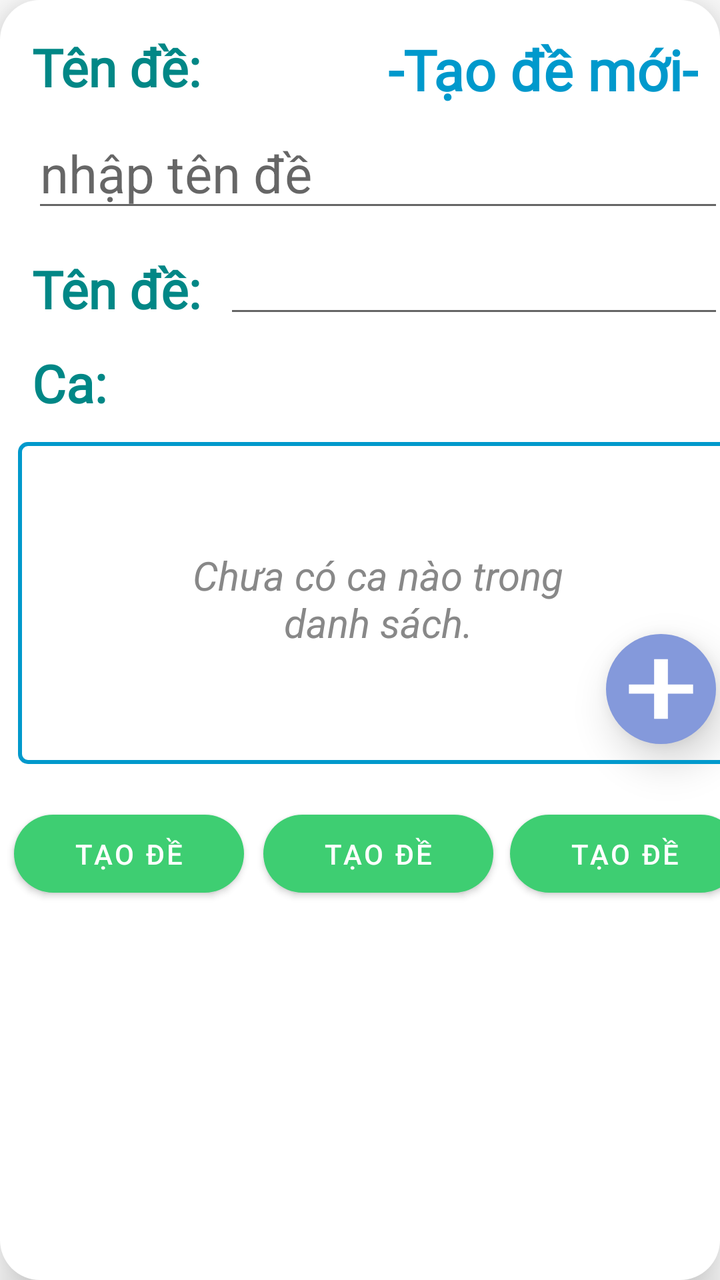
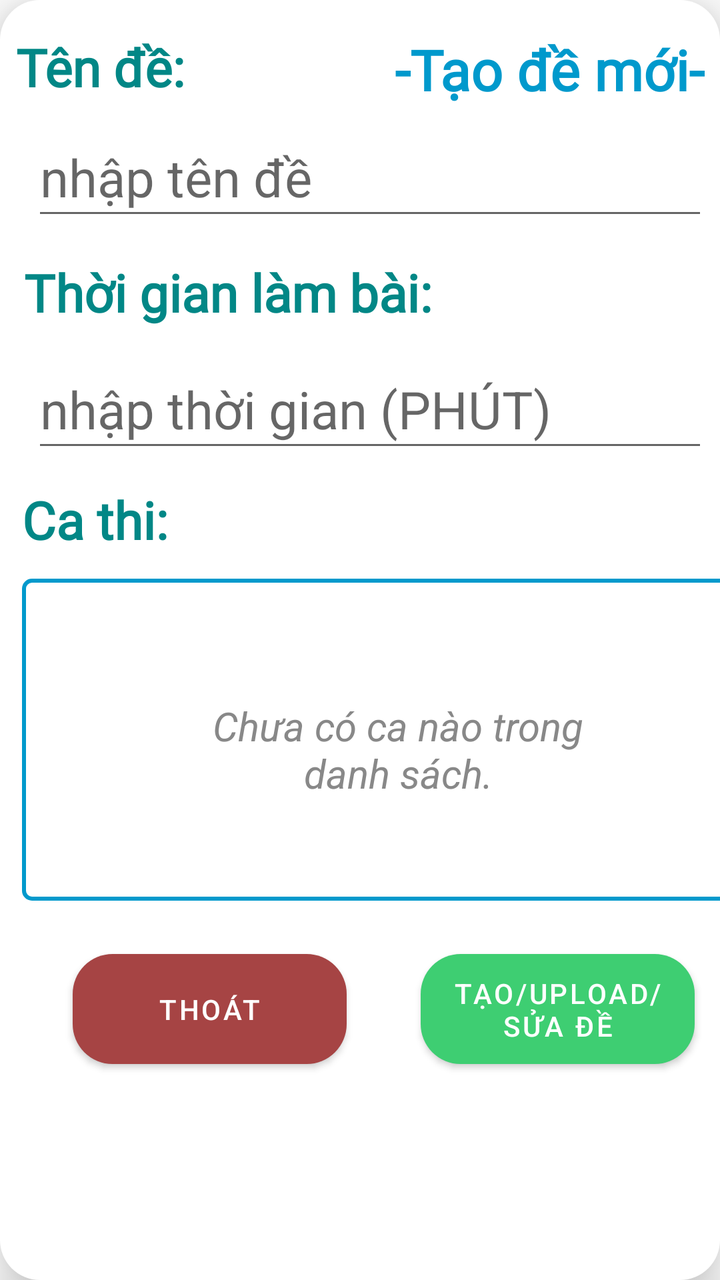

Two renders of the same Android screen: before a commit and after it. Below are the layout's source before the change and the commit's diff.
<!-- AndroidManifest.xml: application theme Theme.SmartQuiz -->
<!-- res/layout/dialog_teacher_create_exam.xml -->
<?xml version="1.0" encoding="utf-8"?>
<androidx.constraintlayout.widget.ConstraintLayout xmlns:android="http://schemas.android.com/apk/res/android"
    xmlns:app="http://schemas.android.com/apk/res-auto"
    xmlns:tools="http://schemas.android.com/tools"
    android:id="@+id/main"
    android:background="@drawable/white_box"
    android:layout_width="wrap_content"
    android:layout_height="wrap_content"
    android:elevation="8dp"
    android:translationZ="6dp">

    <androidx.constraintlayout.widget.ConstraintLayout
        android:id="@+id/constraintLayout4"
        android:layout_width="378dp"
        android:layout_height="468dp"
        app:layout_constraintBottom_toBottomOf="parent"
        app:layout_constraintEnd_toEndOf="parent"
        app:layout_constraintHorizontal_bias="0.0"
        app:layout_constraintStart_toStartOf="parent"
        app:layout_constraintTop_toTopOf="parent"
        app:layout_constraintVertical_bias="0.0">

        <TextView
            android:id="@+id/textView13"
            android:layout_width="wrap_content"
            android:layout_height="wrap_content"
            android:layout_marginTop="16dp"
            android:fontFamily="@font/be_vietnam_pro_light_italic"
            android:text="-Tạo đề mới-"
            android:textColor="@android:color/holo_blue_dark"
            android:textSize="28sp"
            android:textStyle="bold"
            app:layout_constraintEnd_toEndOf="parent"
            app:layout_constraintHorizontal_bias="0.87"
            app:layout_constraintStart_toStartOf="parent"
            app:layout_constraintTop_toTopOf="parent" />

        <TextView
            android:id="@+id/textView14"
            android:layout_width="wrap_content"
            android:layout_height="wrap_content"
            android:layout_marginStart="16dp"
            android:layout_marginTop="16dp"
            android:fontFamily="@font/be_vietnam_pro_light_italic"
            android:text="Tên đề:"
            android:textColor="@color/teal_700"
            android:textSize="26sp"
            android:textStyle="bold"
            app:layout_constraintStart_toStartOf="parent"
            app:layout_constraintTop_toTopOf="parent" />

        <TextView
            android:id="@+id/textView2"
            android:layout_width="wrap_content"
            android:layout_height="wrap_content"
            android:layout_marginStart="16dp"
            android:layout_marginTop="16dp"
            android:fontFamily="@font/be_vietnam_pro_light_italic"
            android:text="Tên đề:"
            android:textColor="@color/teal_700"
            android:textSize="26sp"
            android:textStyle="bold"
            app:layout_constraintStart_toStartOf="parent"
            app:layout_constraintTop_toBottomOf="@+id/classNameText" />

        <EditText
            android:id="@+id/classNameText"
            android:layout_width="0dp"
            android:layout_height="wrap_content"
            android:layout_marginStart="16dp"
            android:layout_marginTop="8dp"
            android:layout_marginEnd="16dp"
            android:ems="10"
            android:hint="nhập tên đề"
            android:inputType="text"
            android:textSize="26sp"
            app:layout_constraintEnd_toEndOf="parent"
            app:layout_constraintStart_toStartOf="parent"
            app:layout_constraintTop_toBottomOf="@+id/textView14" />

        <TextView
            android:id="@+id/textView15"
            android:layout_width="wrap_content"
            android:layout_height="wrap_content"
            android:layout_marginStart="16dp"
            android:layout_marginTop="12dp"
            android:fontFamily="@font/be_vietnam_pro_light_italic"
            android:text="Ca:"
            android:textColor="@color/teal_700"
            android:textSize="26sp"
            android:textStyle="bold"
            app:layout_constraintStart_toStartOf="parent"
            app:layout_constraintTop_toBottomOf="@+id/textView2" />

        <TextView
            android:id="@+id/emptyStateTextView"
            android:layout_width="200sp"
            android:layout_height="wrap_content"
            android:layout_marginStart="16dp"
            android:layout_marginTop="65dp"
            android:layout_marginEnd="16dp"
            android:layout_marginBottom="16dp"
            android:gravity="center"
            android:text="Chưa có ca nào trong danh sách."
            android:textColor="#888888"
            android:textSize="20sp"
            android:textStyle="italic"
            app:layout_constraintBottom_toBottomOf="parent"
            app:layout_constraintEnd_toEndOf="parent"
            app:layout_constraintStart_toStartOf="parent"
            app:layout_constraintTop_toBottomOf="@+id/textView15"
            app:layout_constraintVertical_bias="0.0"
            tools:visibility="visible" />

        <ScrollView
            android:id="@+id/scrollView4"
            android:layout_width="360dp"
            android:layout_height="161dp"
            android:layout_marginStart="16dp"
            android:layout_marginTop="12dp"
            android:layout_marginEnd="16dp"
            android:layout_marginBottom="60dp"
            android:background="@drawable/border"
            android:elevation="6dp"
            android:translationZ="6dp"
            app:layout_constraintBottom_toBottomOf="parent"
            app:layout_constraintEnd_toEndOf="parent"
            app:layout_constraintStart_toStartOf="parent"
            app:layout_constraintTop_toBottomOf="@+id/textView15"
            app:layout_constraintVertical_bias="0.0">

            <LinearLayout
                android:id="@+id/exam_list"
                android:layout_width="match_parent"
                android:layout_height="wrap_content"
                android:orientation="vertical" />
        </ScrollView>

        <ImageButton
            android:id="@+id/add_btnSession"
            android:layout_width="55dp"
            android:layout_height="55dp"
            android:layout_marginEnd="20sp"
            android:layout_marginBottom="10sp"
            android:background="@drawable/circle"
            android:contentDescription="Add New Item"
            android:elevation="6dp"
            android:scaleType="fitCenter"
            android:src="@drawable/baseline_add_24"
            android:translationZ="6dp"
            app:layout_constraintBottom_toBottomOf="@+id/scrollView4"
            app:layout_constraintEnd_toEndOf="parent" />

        <Button
            android:id="@+id/submit_create_ExamBtn"
            android:layout_width="115dp"
            android:layout_height="39dp"
            android:background="@drawable/green_box"
            android:text="Tạo đề"
            app:backgroundTint="@null"
            app:layout_constraintBottom_toBottomOf="parent"
            app:layout_constraintEnd_toEndOf="parent"
            app:layout_constraintHorizontal_bias="0.026"
            app:layout_constraintStart_toStartOf="parent"
            app:layout_constraintTop_toBottomOf="@+id/scrollView4"
            app:layout_constraintVertical_bias="0.542" />

        <Button
            android:id="@+id/create_examBtn"
            android:layout_width="115dp"
            android:layout_height="39dp"
            android:background="@drawable/green_box"
            android:text="Tạo đề"
            app:backgroundTint="@null"
            app:layout_constraintBottom_toBottomOf="parent"
            app:layout_constraintEnd_toEndOf="parent"
            app:layout_constraintHorizontal_bias="0.501"
            app:layout_constraintStart_toStartOf="parent"
            app:layout_constraintTop_toBottomOf="@+id/scrollView4"
            app:layout_constraintVertical_bias="0.542" />

        <Button
            android:id="@+id/upload_buttonBtn"
            android:layout_width="115dp"
            android:layout_height="39dp"
            android:background="@drawable/green_box"
            android:text="Tạo đề"
            app:backgroundTint="@null"
            app:layout_constraintBottom_toBottomOf="parent"
            app:layout_constraintEnd_toEndOf="parent"
            app:layout_constraintHorizontal_bias="0.969"
            app:layout_constraintStart_toStartOf="parent"
            app:layout_constraintTop_toBottomOf="@+id/scrollView4"
            app:layout_constraintVertical_bias="0.542" />

        <EditText
            android:id="@+id/editTextTime"
            android:layout_width="250dp"
            android:layout_height="52dp"
            android:layout_marginEnd="16dp"
            android:ems="10"
            android:inputType="time"
            app:layout_constraintBottom_toTopOf="@+id/textView15"
            app:layout_constraintEnd_toEndOf="parent"
            app:layout_constraintTop_toBottomOf="@+id/classNameText"
            app:layout_constraintVertical_bias="0.076" />

    </androidx.constraintlayout.widget.ConstraintLayout>

</androidx.constraintlayout.widget.ConstraintLayout>
<!-- resources referenced by this layout -->
<resources>
  <color name="teal_700">#FF018786</color>
  <!-- drawable baseline_add_24 (drawable) -->
  <vector xmlns:android="http://schemas.android.com/apk/res/android"
      android:width="24dp"
      android:height="24dp"
      android:viewportWidth="24"
      android:viewportHeight="24"
      android:tint="@android:color/white"> 
  
      
      
      <path
          android:fillColor="@android:color/white"
          android:pathData="M19,13H13.5V18.5H10.5V13H5V11H10.5V5.5H13.5V11H19V13Z"/>
  
  </vector>
  <!-- drawable border (drawable) -->
  <?xml version="1.0" encoding="utf-8"?>
  <shape xmlns:android="http://schemas.android.com/apk/res/android">
      <solid android:color="@android:color/transparent" />
      <stroke
          android:width="2dp"
          android:color="@android:color/holo_blue_dark" />
      <corners android:radius="4dp" />
  </shape>
  <!-- drawable circle (drawable) -->
  <?xml version="1.0" encoding="utf-8"?>
  <shape xmlns:android="http://schemas.android.com/apk/res/android"
      android:shape="oval">
      <solid android:color="@color/dark_blue"/>
  </shape>
  <!-- drawable green_box (drawable) -->
  <?xml version="1.0" encoding="utf-8"?>
  <shape xmlns:android="http://schemas.android.com/apk/res/android"
      android:shape="rectangle">
      <solid android:color="@color/green"/>
      <corners android:radius="20dp"/>
  </shape>
  <!-- drawable white_box (drawable) -->
  <?xml version="1.0" encoding="utf-8"?>
  <shape xmlns:android="http://schemas.android.com/apk/res/android"
      android:shape="rectangle">
      <solid android:color="@color/white"/>
      <corners android:radius="20dp"/>
  </shape>
  <style name="Theme.SmartQuiz" parent="Theme.MaterialComponents.DayNight.DarkActionBar">
          
          <item name="colorPrimary">@color/purple_500</item>
          <item name="colorPrimaryVariant">@color/purple_700</item>
          <item name="colorOnPrimary">@color/white</item>
          
          <item name="colorSecondary">@color/teal_200</item>
          <item name="colorSecondaryVariant">@color/teal_700</item>
          <item name="colorOnSecondary">@color/black</item>
          
          <item name="android:statusBarColor">?attr/colorPrimaryVariant</item>
          
      </style>
  <color name="dark_blue">#8499DB</color>
  <color name="green">#3ECE72</color>
  <color name="white">#FFFFFFFF</color>
  <color name="purple_500">#FF6200EE</color>
  <color name="purple_700">#FF3700B3</color>
  <color name="teal_200">#FF03DAC5</color>
  <color name="black">#FF000000</color>
</resources>

<!-- the commit's change to res/layout/dialog_teacher_create_exam.xml (unified diff, before → after) -->
@@ -11,8 +11,8 @@
 
     <androidx.constraintlayout.widget.ConstraintLayout
         android:id="@+id/constraintLayout4"
-        android:layout_width="378dp"
-        android:layout_height="468dp"
+        android:layout_width="382dp"
+        android:layout_height="556dp"
         app:layout_constraintBottom_toBottomOf="parent"
         app:layout_constraintEnd_toEndOf="parent"
         app:layout_constraintHorizontal_bias="0.0"
@@ -39,7 +39,7 @@
             android:id="@+id/textView14"
             android:layout_width="wrap_content"
             android:layout_height="wrap_content"
-            android:layout_marginStart="16dp"
+            android:layout_marginStart="8dp"
             android:layout_marginTop="16dp"
             android:fontFamily="@font/be_vietnam_pro_light_italic"
             android:text="Tên đề:"
@@ -49,24 +49,10 @@
             app:layout_constraintStart_toStartOf="parent"
             app:layout_constraintTop_toTopOf="parent" />
 
-        <TextView
-            android:id="@+id/textView2"
-            android:layout_width="wrap_content"
-            android:layout_height="wrap_content"
-            android:layout_marginStart="16dp"
-            android:layout_marginTop="16dp"
-            android:fontFamily="@font/be_vietnam_pro_light_italic"
-            android:text="Tên đề:"
-            android:textColor="@color/teal_700"
-            android:textSize="26sp"
-            android:textStyle="bold"
-            app:layout_constraintStart_toStartOf="parent"
-            app:layout_constraintTop_toBottomOf="@+id/classNameText" />
-
         <EditText
-            android:id="@+id/classNameText"
-            android:layout_width="0dp"
-            android:layout_height="wrap_content"
+            android:id="@+id/ExamNameText"
+            android:layout_width="338dp"
+            android:layout_height="56dp"
             android:layout_marginStart="16dp"
             android:layout_marginTop="8dp"
             android:layout_marginEnd="16dp"
@@ -75,20 +61,23 @@
             android:inputType="text"
             android:textSize="26sp"
             app:layout_constraintEnd_toEndOf="parent"
+            app:layout_constraintHorizontal_bias="0.0"
             app:layout_constraintStart_toStartOf="parent"
             app:layout_constraintTop_toBottomOf="@+id/textView14" />
 
-        <TextView
-            android:id="@+id/textView15"
-            android:layout_width="wrap_content"
-            android:layout_height="wrap_content"
+        <EditText
+            android:id="@+id/durationText"
+            android:layout_width="338dp"
+            android:layout_height="56dp"
             android:layout_marginStart="16dp"
-            android:layout_marginTop="12dp"
-            android:fontFamily="@font/be_vietnam_pro_light_italic"
-            android:text="Ca:"
-            android:textColor="@color/teal_700"
+            android:layout_marginEnd="16dp"
+            android:ems="10"
+            android:hint="nhập thời gian (PHÚT)"
+            android:inputType="text"
             android:textSize="26sp"
-            android:textStyle="bold"
+            app:layout_constraintBottom_toTopOf="@+id/textView15"
+            app:layout_constraintEnd_toEndOf="parent"
+            app:layout_constraintHorizontal_bias="0.0"
             app:layout_constraintStart_toStartOf="parent"
             app:layout_constraintTop_toBottomOf="@+id/textView2" />
 
@@ -96,19 +85,18 @@
             android:id="@+id/emptyStateTextView"
             android:layout_width="200sp"
             android:layout_height="wrap_content"
+            android:layout_marginTop="60dp"
             android:layout_marginStart="16dp"
-            android:layout_marginTop="65dp"
-            android:layout_marginEnd="16dp"
             android:layout_marginBottom="16dp"
             android:gravity="center"
             android:text="Chưa có ca nào trong danh sách."
             android:textColor="#888888"
             android:textSize="20sp"
             android:textStyle="italic"
-            app:layout_constraintBottom_toBottomOf="parent"
-            app:layout_constraintEnd_toEndOf="parent"
-            app:layout_constraintStart_toStartOf="parent"
-            app:layout_constraintTop_toBottomOf="@+id/textView15"
+            app:layout_constraintBottom_toBottomOf="@+id/scrollView4"
+            app:layout_constraintEnd_toEndOf="@+id/scrollView4"
+            app:layout_constraintStart_toStartOf="@+id/scrollView4"
+            app:layout_constraintTop_toTopOf="@+id/scrollView4"
             app:layout_constraintVertical_bias="0.0"
             tools:visibility="visible" />
 
@@ -130,80 +118,71 @@
             app:layout_constraintVertical_bias="0.0">
 
             <LinearLayout
-                android:id="@+id/exam_list"
+                android:id="@+id/list_exam_dialog"
                 android:layout_width="match_parent"
                 android:layout_height="wrap_content"
                 android:orientation="vertical" />
         </ScrollView>
 
-        <ImageButton
-            android:id="@+id/add_btnSession"
-            android:layout_width="55dp"
+        <TextView
+            android:id="@+id/textView15"
+            android:layout_width="wrap_content"
+            android:layout_height="wrap_content"
+            android:fontFamily="@font/be_vietnam_pro_light_italic"
+            android:text="Ca thi:"
+            android:textColor="@color/teal_700"
+            android:textSize="26sp"
+            android:textStyle="bold"
+            app:layout_constraintBottom_toBottomOf="parent"
+            app:layout_constraintEnd_toEndOf="parent"
+            app:layout_constraintHorizontal_bias="0.036"
+            app:layout_constraintStart_toStartOf="parent"
+            app:layout_constraintTop_toTopOf="parent"
+            app:layout_constraintVertical_bias="0.465" />
+
+        <TextView
+            android:id="@+id/textView2"
+            android:layout_width="wrap_content"
+            android:layout_height="wrap_content"
+            android:fontFamily="@font/be_vietnam_pro_light_italic"
+            android:text="Thời gian làm bài:"
+            android:textColor="@color/teal_700"
+            android:textSize="26sp"
+            android:textStyle="bold"
+            app:layout_constraintBottom_toBottomOf="parent"
+            app:layout_constraintEnd_toEndOf="parent"
+            app:layout_constraintHorizontal_bias="0.067"
+            app:layout_constraintStart_toStartOf="parent"
+            app:layout_constraintTop_toTopOf="parent"
+            app:layout_constraintVertical_bias="0.247" />
+
+        <Button
+            android:id="@+id/cancelBtn"
+            android:layout_width="137dp"
             android:layout_height="55dp"
-            android:layout_marginEnd="20sp"
-            android:layout_marginBottom="10sp"
-            android:background="@drawable/circle"
-            android:contentDescription="Add New Item"
-            android:elevation="6dp"
-            android:scaleType="fitCenter"
-            android:src="@drawable/baseline_add_24"
-            android:translationZ="6dp"
-            app:layout_constraintBottom_toBottomOf="@+id/scrollView4"
-            app:layout_constraintEnd_toEndOf="parent" />
+            android:background="@drawable/red_box"
+            android:text="Thoát"
+            app:backgroundTint="@null"
+            app:layout_constraintBottom_toBottomOf="parent"
+            app:layout_constraintEnd_toEndOf="parent"
+            app:layout_constraintHorizontal_bias="0.148"
+            app:layout_constraintStart_toStartOf="parent"
+            app:layout_constraintTop_toBottomOf="@+id/scrollView4"
+            app:layout_constraintVertical_bias="0.529" />
 
         <Button
             android:id="@+id/submit_create_ExamBtn"
-            android:layout_width="115dp"
-            android:layout_height="39dp"
+            android:layout_width="137dp"
+            android:layout_height="55dp"
             android:background="@drawable/green_box"
-            android:text="Tạo đề"
+            android:text="Tạo/Upload/Sửa đề"
             app:backgroundTint="@null"
             app:layout_constraintBottom_toBottomOf="parent"
             app:layout_constraintEnd_toEndOf="parent"
-            app:layout_constraintHorizontal_bias="0.026"
+            app:layout_constraintHorizontal_bias="0.859"
             app:layout_constraintStart_toStartOf="parent"
             app:layout_constraintTop_toBottomOf="@+id/scrollView4"
-            app:layout_constraintVertical_bias="0.542" />
-
-        <Button
-            android:id="@+id/create_examBtn"
-            android:layout_width="115dp"
-            android:layout_height="39dp"
-            android:background="@drawable/green_box"
-            android:text="Tạo đề"
-            app:backgroundTint="@null"
-            app:layout_constraintBottom_toBottomOf="parent"
-            app:layout_constraintEnd_toEndOf="parent"
-            app:layout_constraintHorizontal_bias="0.501"
-            app:layout_constraintStart_toStartOf="parent"
-            app:layout_constraintTop_toBottomOf="@+id/scrollView4"
-            app:layout_constraintVertical_bias="0.542" />
-
-        <Button
-            android:id="@+id/upload_buttonBtn"
-            android:layout_width="115dp"
-            android:layout_height="39dp"
-            android:background="@drawable/green_box"
-            android:text="Tạo đề"
-            app:backgroundTint="@null"
-            app:layout_constraintBottom_toBottomOf="parent"
-            app:layout_constraintEnd_toEndOf="parent"
-            app:layout_constraintHorizontal_bias="0.969"
-            app:layout_constraintStart_toStartOf="parent"
-            app:layout_constraintTop_toBottomOf="@+id/scrollView4"
-            app:layout_constraintVertical_bias="0.542" />
-
-        <EditText
-            android:id="@+id/editTextTime"
-            android:layout_width="250dp"
-            android:layout_height="52dp"
-            android:layout_marginEnd="16dp"
-            android:ems="10"
-            android:inputType="time"
-            app:layout_constraintBottom_toTopOf="@+id/textView15"
-            app:layout_constraintEnd_toEndOf="parent"
-            app:layout_constraintTop_toBottomOf="@+id/classNameText"
-            app:layout_constraintVertical_bias="0.076" />
+            app:layout_constraintVertical_bias="0.529" />
 
     </androidx.constraintlayout.widget.ConstraintLayout>
 
<!-- resource entries referenced after the edit -->
@@ -1,21 +1,6 @@
 <!-- resources referenced by this layout -->
 <resources>
   <color name="teal_700">#FF018786</color>
-  <!-- drawable baseline_add_24 (drawable) -->
-  <vector xmlns:android="http://schemas.android.com/apk/res/android"
-      android:width="24dp"
-      android:height="24dp"
-      android:viewportWidth="24"
-      android:viewportHeight="24"
-      android:tint="@android:color/white"> 
-  
-      
-      
-      <path
-          android:fillColor="@android:color/white"
-          android:pathData="M19,13H13.5V18.5H10.5V13H5V11H10.5V5.5H13.5V11H19V13Z"/>
-  
-  </vector>
   <!-- drawable border (drawable) -->
   <?xml version="1.0" encoding="utf-8"?>
   <shape xmlns:android="http://schemas.android.com/apk/res/android">
@@ -25,17 +10,18 @@
           android:color="@android:color/holo_blue_dark" />
       <corners android:radius="4dp" />
   </shape>
-  <!-- drawable circle (drawable) -->
-  <?xml version="1.0" encoding="utf-8"?>
-  <shape xmlns:android="http://schemas.android.com/apk/res/android"
-      android:shape="oval">
-      <solid android:color="@color/dark_blue"/>
-  </shape>
   <!-- drawable green_box (drawable) -->
   <?xml version="1.0" encoding="utf-8"?>
   <shape xmlns:android="http://schemas.android.com/apk/res/android"
       android:shape="rectangle">
       <solid android:color="@color/green"/>
+      <corners android:radius="20dp"/>
+  </shape>
+  <!-- drawable red_box (drawable) -->
+  <?xml version="1.0" encoding="utf-8"?>
+  <shape xmlns:android="http://schemas.android.com/apk/res/android"
+      android:shape="rectangle">
+      <solid android:color="@color/red"/>
       <corners android:radius="20dp"/>
   </shape>
   <!-- drawable white_box (drawable) -->
@@ -58,8 +44,8 @@
           <item name="android:statusBarColor">?attr/colorPrimaryVariant</item>
           
       </style>
-  <color name="dark_blue">#8499DB</color>
   <color name="green">#3ECE72</color>
+  <color name="red">#A64444</color>
   <color name="white">#FFFFFFFF</color>
   <color name="purple_500">#FF6200EE</color>
   <color name="purple_700">#FF3700B3</color>
